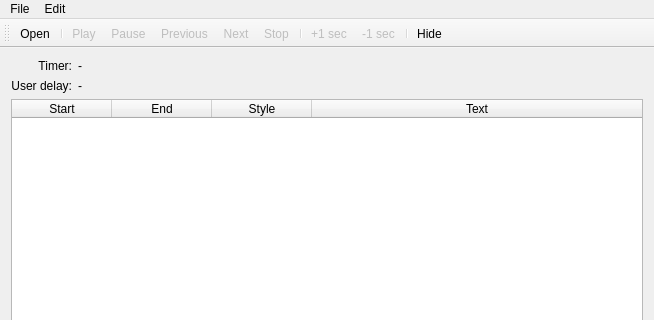
Qt form mainwindow.ui (Subtivals/subtivals) before a commit; both pictures show x 0 to 654 and y 0 to 320 of the 654 by 500 pixel window.
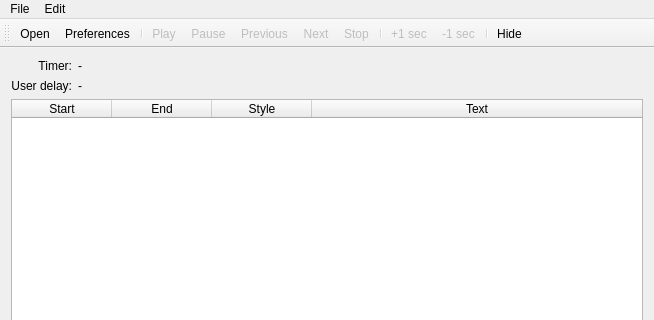
The same form after that commit.

Commit message: Add preferences action in toolbar (fixes #29)

```diff
--- a/mainwindow.ui
+++ b/mainwindow.ui
@@ -144,6 +144,7 @@
     <bool>false</bool>
    </attribute>
    <addaction name="actionOpen"/>
+   <addaction name="actionPreferences"/>
    <addaction name="separator"/>
    <addaction name="actionPlay"/>
    <addaction name="actionPause"/>
```
Left out of the diff: 2 changed lines with no effect on the pictures.
